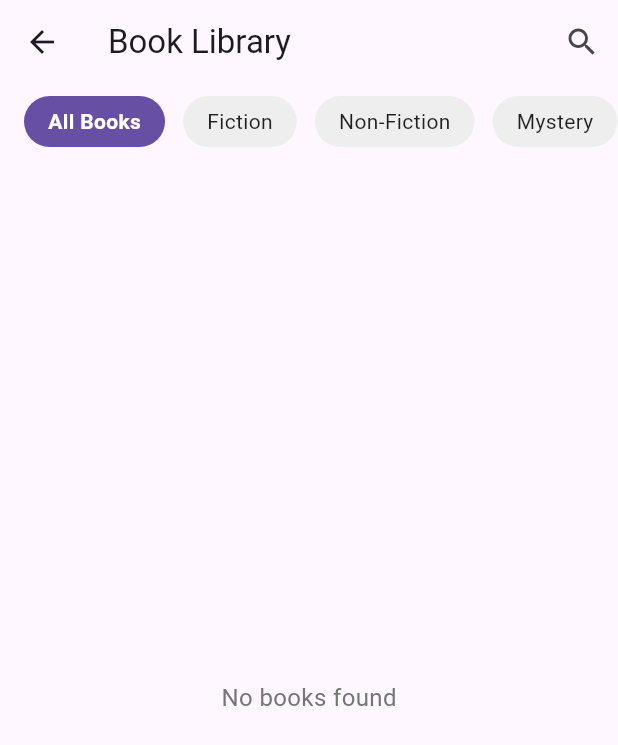
After one commit to Ruhisawant/The-Book-Club, a Flutter app: the LibraryScreen screen opened by its route, on a phone screen of 412 x 824 dp. The commit adds this screen. Shown: the top 745 px of the screen. Run offline on Flutter 3.47's test engine with Material 3 defaults, Android fonts, the light colour scheme and no system bars; our stand-ins replace firebase_core, flutter_rating_bar; accounts and stored records are empty; network calls fail.

Commit message:
Adjusted book data

```diff
--- a/lib/home_screen.dart
+++ b/lib/home_screen.dart
@@ -315,7 +315,7 @@ class HomeScreenState extends State<HomeScreen> with SingleTickerProviderStateMi
                   ),
                 ),
                 SizedBox(
-                  height: 250,
+                  height: 300,
                   child: ListView.builder(
                     padding: EdgeInsets.symmetric(horizontal: 16),
                     scrollDirection: Axis.horizontal,
--- /dev/null
+++ b/lib/library_screen.dart
@@ -0,0 +1,249 @@
+import 'package:flutter/material.dart';
+import '/models/book_data.dart';
+
+class LibraryScreen extends StatefulWidget {
+  const LibraryScreen({super.key});
+
+  @override
+  LibraryScreenState createState() => LibraryScreenState();
+}
+
+class LibraryScreenState extends State<LibraryScreen> {
+  String _currentFilter = 'All Books';
+  final BookData _bookService = BookData();
+  List<Book> _displayedBooks = [];
+  bool _isLoading = true;
+  int _currentPage = 1;  // To keep track of the current page number
+  final int _limit = 20; // Define how many books to load per request
+
+  final List<String> _categories = [
+    'All Books', 'Fiction', 'Non-Fiction', 'Mystery', 'Science Fiction',
+    'Fantasy', 'Biography', 'Self-Help', 'Romance', 'Thriller'
+  ];
+
+  @override
+  void initState() {
+    super.initState();
+    _loadBooks();  // Initially load the books
+  }
+
+  // Load books on init
+  Future<void> _loadBooks() async {
+  setState(() {
+    _isLoading = true;
+    _displayedBooks = [];  // Clear existing books
+    _currentPage = 1;      // Reset to page 1
+  });
+
+  try {
+    // Initial books load
+    final books = await _bookService.searchBooks('bestsellers', startIndex: 0, limit: 40);
+
+    // Set statuses for sample books
+    for (int i = 0; i < books.length; i++) {
+      if (i < 10) {
+        _bookService.updateBookStatus(books[i], 'want_to_read');
+      } else if (i < 20) {
+        _bookService.updateBookStatus(books[i], 'currently_reading');
+      } else if (i < 30) {
+        _bookService.updateBookStatus(books[i], 'finished');
+      }
+    }
+
+    setState(() {
+      _displayedBooks = books;
+    });
+  } catch (e) {
+    ScaffoldMessenger.of(context).showSnackBar(SnackBar(content: Text('Error: $e')));
+  } finally {
+    setState(() {
+      _isLoading = false;
+    });
+  }
+}
+
+
+  // Update displayed books based on the selected filter (with pagination)
+  void _updateDisplayedBooks() {
+    setState(() {
+      _displayedBooks = [];  // Clear displayed books
+      _currentPage = 1;      // Reset to page 1
+    });
+
+    // For all categories, use the same approach
+    _fetchBooksByFilter(_currentFilter);
+  }
+
+  Future<void> _fetchBooksByFilter(String filter) async {
+    setState(() {
+      _isLoading = true;
+    });
+
+    String query;
+    if (filter == 'All Books') {
+      query = 'bestsellers';  // Default query for all books
+    } else {
+      query = 'subject:$filter';  // Subject-based query for categories
+    }
+
+    try {
+      final books = await _bookService.searchBooks(query, page: _currentPage, limit: _limit);
+      setState(() {
+        _displayedBooks = books;
+      });
+    } catch (e) {
+      ScaffoldMessenger.of(context).showSnackBar(SnackBar(content: Text('Error: $e')));
+    } finally {
+      setState(() {
+        _isLoading = false;
+      });
+    }
+  }
+
+  // Fetch more books (for infinite scroll or "Load More" functionality)
+  Future<void> _loadMoreBooks() async {
+  if (_isLoading) return;  // Prevent multiple simultaneous loads
+
+  setState(() {
+    _isLoading = true;
+  });
+
+  _currentPage++; // Increment page to load more books
+
+  String query;
+  if (_currentFilter == 'All Books') {
+    query = 'bestsellers';
+  } else {
+    query = 'subject:$_currentFilter';
+  }
+
+  try {
+    final moreBooks = await _bookService.searchBooks(query, page: _currentPage, limit: _limit);
+
+    if (moreBooks.isNotEmpty) {
+      setState(() {
+        _displayedBooks.addAll(moreBooks); // Add new books to the displayed list
+      });
+    } else {
+      // No more books to load
+      _currentPage--;  // Revert page increment
+      ScaffoldMessenger.of(context).showSnackBar(
+        SnackBar(content: Text('No more books to load'))
+      );
+    }
+  } catch (e) {
+    _currentPage--;  // Revert page increment on error
+    ScaffoldMessenger.of(context).showSnackBar(
+      SnackBar(content: Text('Error loading more books: $e'))
+    );
+  } finally {
+    setState(() {
+      _isLoading = false;
+    });
+  }
+}
+
+  @override
+  Widget build(BuildContext context) {
+    return Scaffold(
+      appBar: AppBar(
+        title: Text('Book Library'),
+        actions: [
+          IconButton(
+            icon: Icon(Icons.search),
+            onPressed: () {
+              ScaffoldMessenger.of(context).showSnackBar(SnackBar(content: Text('Search not implemented yet')));
+            },
+          ),
+        ],
+      ),
+      body: Column(
+        children: [
+          // Category filter
+          Container(
+            height: 50,
+            child: ListView.builder(
+              scrollDirection: Axis.horizontal,
+              padding: EdgeInsets.symmetric(horizontal: 16, vertical: 8),
+              itemCount: _categories.length,
+              itemBuilder: (context, index) {
+                final category = _categories[index];
+                final isSelected = category == _currentFilter;
+                return GestureDetector(
+                  onTap: () {
+                    setState(() {
+                      _currentFilter = category;
+                      _displayedBooks.clear(); // Clear current list when category changes
+                      _currentPage = 1; // Reset to page 1
+                      _updateDisplayedBooks(); // Update displayed books
+                    });
+                  },
+                  child: Container(
+                    margin: EdgeInsets.only(right: 12),
+                    padding: EdgeInsets.symmetric(horizontal: 16),
+                    decoration: BoxDecoration(
+                      color: isSelected ? Theme.of(context).primaryColor : Colors.grey[200],
+                      borderRadius: BorderRadius.circular(20),
+                    ),
+                    alignment: Alignment.center,
+                    child: Text(
+                      category,
+                      style: TextStyle(
+                        color: isSelected ? Colors.white : Colors.black87,
+                        fontWeight: isSelected ? FontWeight.bold : FontWeight.normal,
+                      ),
+                    ),
+                  ),
+                );
+              },
+            ),
+          ),
+
+          // Book grid
+          Expanded(
+            child: _isLoading
+                ? Center(child: CircularProgressIndicator())
+                : _displayedBooks.isEmpty
+                    ? Center(child: Text('No books found', style: TextStyle(fontSize: 16, color: Colors.grey[600])))
+                    : RefreshIndicator(
+                        onRefresh: _loadBooks,
+                        child: NotificationListener<ScrollNotification>(
+                          onNotification: (scrollNotification) {
+                            if (scrollNotification is ScrollUpdateNotification &&
+                                scrollNotification.metrics.pixels == scrollNotification.metrics.maxScrollExtent) {
+                              // User reached the bottom of the list, load more books
+                              _loadMoreBooks();
+                              return true;
+                            }
+                            return false;
+                          },
+                          child: GridView.builder(
+                            padding: EdgeInsets.all(16),
+                            gridDelegate: SliverGridDelegateWithFixedCrossAxisCount(
+                              crossAxisCount: 5,
+                              childAspectRatio: 0.55,
+                              crossAxisSpacing: 12,
+                              mainAxisSpacing: 16,
+                            ),
+                            itemCount: _displayedBooks.length,
+                            itemBuilder: (context, index) {
+                              return BookCard(
+                                book: _displayedBooks[index],
+                                onTap: () => _viewBookDetails(_displayedBooks[index]),
+                                onStatusTap: () {},
+                              );
+                            },
+                          ),
+                        ),
+                      ),
+          ),
+        ],
+      ),
+
+    );
+  }
+
+  void _viewBookDetails(Book book) {
+    Navigator.pushNamed(context, '/book_details', arguments: book);
+  }
+}
--- a/lib/main.dart
+++ b/lib/main.dart
@@ -1,7 +1,8 @@
 import 'package:flutter/material.dart';
 import 'login_screen.dart';
 import 'home_screen.dart';
-import 'book_details.dart';
+import 'library_screen.dart';
+// import 'book_details.dart';
 import 'discussion_boards.dart';
 import 'profile_settings.dart';
 
@@ -26,12 +27,12 @@
           bodyMedium: TextStyle(fontSize: 14.0),
         ),
       ),
-      // Start with the login screen
       initialRoute: '/',
       routes: {
         '/': (context) => LoginScreen(),
         '/home': (context) => HomeScreen(),
-        // '/book_details': (context) => BookDetails(),
+        '/library': (context) => LibraryScreen(),
+        // '/book_details': (context) => BookDetailsScreen(),
         '/discussion': (context) => DiscussionBoards(),
         '/profile': (context) => ProfileSettings(),
       },
--- /dev/null
+++ b/lib/models/book_data.dart
@@ -0,0 +1,334 @@
+import 'package:flutter/material.dart';
+import 'package:http/http.dart' as http;
+import 'dart:convert';
+
+// Book Model
+class Book {
+  final String id;
+  final String title;
+  final String author;
+  final String? coverUrl;
+  final double rating;
+  String status;
+
+  Book({
+    required this.id,
+    required this.title,
+    required this.author,
+    this.coverUrl,
+    this.rating = 4.0,
+    this.status = 'want_to_read',
+  });
+
+  factory Book.fromJson(Map<String, dynamic> json) {
+    final volumeInfo = json['volumeInfo'];
+    return Book(
+      id: json['id'] ?? '',
+      title: volumeInfo['title'] ?? 'No Title',
+      author: (volumeInfo['authors'] as List?)?.first ?? 'Unknown Author',
+      coverUrl: volumeInfo['imageLinks']?['thumbnail'],
+      rating: (volumeInfo['averageRating'] != null)
+          ? (volumeInfo['averageRating'] as num).toDouble()
+          : 4.0,
+      status: 'want_to_read',
+    );
+  }
+}
+
+// Book Data Service
+class BookData {
+  static const String _apiKey = 'AIzaSyCBUlM1xETefpbuj8GyuISrFlGa9m1QWbY';
+  static const String _baseUrl = 'https://www.googleapis.com/books/v1/volumes';
+
+  // Singleton instance
+  static final BookData _instance = BookData._internal();
+
+  // Factory constructor
+  factory BookData() => _instance;
+
+  // Internal constructor
+  BookData._internal();
+
+  // User's book lists
+  final List<Book> _wantToReadBooks = [];
+  final List<Book> _currentlyReadingBooks = [];
+  final List<Book> _finishedBooks = [];
+
+  // Getters for the book lists
+  List<Book> get wantToReadBooks => List.unmodifiable(_wantToReadBooks);
+  List<Book> get currentlyReadingBooks => List.unmodifiable(_currentlyReadingBooks);
+  List<Book> get finishedBooks => List.unmodifiable(_finishedBooks);
+
+  // Get all books from all lists
+  List<Book> get allBooks {
+    final List<Book> books = [];
+    books.addAll(_wantToReadBooks);
+    books.addAll(_currentlyReadingBooks);
+    books.addAll(_finishedBooks);
+    return books;
+  }
+
+  // Loading flag
+  bool _isLoading = false;
+  bool get isLoading => _isLoading;
+
+  // Search Books from Google Books API
+  Future<List<Book>> searchBooks(String query, {int page = 1, int limit = 40, int startIndex = 0}) async {
+  if (query.isEmpty) return [];
+
+  _isLoading = true;
+
+  // If page parameter is provided, calculate startIndex
+  if (startIndex == 0 && page > 1) {
+    startIndex = (page - 1) * limit;
+  }
+
+  try {
+    final response = await http.get(
+      Uri.parse('$_baseUrl?q=$query&startIndex=$startIndex&maxResults=$limit&key=$_apiKey')
+    );
+
+    if (response.statusCode == 200) {
+      final data = json.decode(response.body);
+      final items = data['items'] as List?;
+
+      if (items == null) return [];
+
+      final books = items.map((item) => Book.fromJson(item)).toList();
+
+      for (var book in books) {
+        final existingBook = findBookById(book.id);
+        if (existingBook != null) {
+          book.status = existingBook.status;
+        }
+      }
+
+      return books;
+    }
+  } catch (e) {
+    debugPrint('Error searching books: $e');
+  } finally {
+    _isLoading = false;
+  }
+
+  return [];
+}
+
+  // Get book by ID
+  Book? findBookById(String id) {
+    for (var book in allBooks) {
+      if (book.id == id) return book;
+    }
+    return null;
+  }
+
+  // Update book status
+  void updateBookStatus(Book book, String newStatus) {
+    // Remove from current list
+    _wantToReadBooks.removeWhere((b) => b.id == book.id);
+    _currentlyReadingBooks.removeWhere((b) => b.id == book.id);
+    _finishedBooks.removeWhere((b) => b.id == book.id);
+
+    // Update status
+    book.status = newStatus;
+
+    // Add to new list
+    switch (newStatus) {
+      case 'want_to_read':
+        _wantToReadBooks.add(book);
+        break;
+      case 'currently_reading':
+        _currentlyReadingBooks.add(book);
+        break;
+      case 'finished':
+        _finishedBooks.add(book);
+        break;
+    }
+  }
+
+  // Get trending books (example)
+  Future<List<Book>> getTrendingBooks() async {
+    const query = 'subject:fiction&orderBy=newest';
+
+    try {
+      final response = await http.get(
+        Uri.parse('$_baseUrl?q=$query&maxResults=10&key=$_apiKey')
+      );
+
+      if (response.statusCode == 200) {
+        final data = json.decode(response.body);
+        final items = data['items'] as List?;
+
+        if (items == null) return [];
+
+        return items.map((item) => Book.fromJson(item)).toList();
+      }
+    } catch (e) {
+      debugPrint('Error fetching trending books: $e');
+    }
+
+    return [];
+  }
+
+  // Get book recommendations based on a genre
+  Future<List<Book>> getRecommendedBooks(String genre) async {
+    final query = 'subject:$genre';
+
+    try {
+      final response = await http.get(
+        Uri.parse('$_baseUrl?q=$query&maxResults=10&key=$_apiKey')
+      );
+
+      if (response.statusCode == 200) {
+        final data = json.decode(response.body);
+        final items = data['items'] as List?;
+
+        if (items == null) return [];
+
+        return items.map((item) => Book.fromJson(item)).toList();
+      }
+    } catch (e) {
+      debugPrint('Error fetching recommendations: $e');
+    }
+
+    return [];
+  }
+
+  // Initialize with some sample data
+  Future<void> initializeWithSampleData() async {
+    if (allBooks.isNotEmpty) return;
+
+    final samples = await searchBooks('bestsellers fiction');
+
+    // Add some books to different lists
+    if (samples.isNotEmpty) {
+      for (int i = 0; i < samples.length; i++) {
+        if (i < 3) {
+          updateBookStatus(samples[i], 'want_to_read');
+        } else if (i < 6) {
+          updateBookStatus(samples[i], 'currently_reading');
+        } else if (i < 9) {
+          updateBookStatus(samples[i], 'finished');
+        }
+      }
+    }
+  }
+}
+
+// BookCard widget
+class BookCard extends StatelessWidget {
+  final Book book;
+  final VoidCallback onTap;
+  final VoidCallback onStatusTap;
+
+  const BookCard({
+    required this.book,
+    required this.onTap,
+    required this.onStatusTap,
+    super.key,
+  });
+
+  @override
+  Widget build(BuildContext context) {
+    Color getStatusColor(String status) {
+      switch (status) {
+        case 'want_to_read':
+          return Colors.blue;
+        case 'currently_reading':
+          return Colors.orange;
+        case 'finished':
+          return Colors.green;
+        default:
+          return Colors.grey;
+      }
+    }
+
+    String getStatusText(String status) {
+      switch (status) {
+        case 'want_to_read':
+          return 'Want to Read';
+        case 'currently_reading':
+          return 'Reading Now';
+        case 'finished':
+          return 'Finished';
+        default:
+          return 'Add to List';
+      }
+    }
+
+    return GestureDetector(
+      onTap: onTap,
+      child: Card(
+        elevation: 3,
+        shape: RoundedRectangleBorder(borderRadius: BorderRadius.circular(10)),
+        clipBehavior: Clip.antiAlias,
+        child: Container(
+          padding: EdgeInsets.all(6.0),
+          child: Column(
+            crossAxisAlignment: CrossAxisAlignment.start,
+            children: [
+              // Book Info Section
+              Expanded(
+                child: Column(
+                  crossAxisAlignment: CrossAxisAlignment.start,
+                  children: [
+                    // Title
+                    Text(
+                      book.title,
+                      style: TextStyle(fontWeight: FontWeight.bold, fontSize: 16),
+                      softWrap: true,
+                      overflow: TextOverflow.fade,
+                    ),
+                    SizedBox(height: 2),
+                    // Author
+                    Text(
+                      book.author,
+                      style: TextStyle(fontSize: 14, color: Colors.grey[700]),
+                      softWrap: true,
+                      overflow: TextOverflow.fade,
+                    ),
+                    SizedBox(height: 4),
+                    Row(
+                      children: [
+                        Icon(Icons.star, size: 12, color: Colors.amber),
+                        SizedBox(width: 2),
+                        Text(
+                          book.rating.toString(),
+                          style: TextStyle(fontSize: 14),
+                        ),
+                      ],
+                    ),
+                  ],
+                ),
+              ),
+              // Status Button
+              Padding(
+                padding: const EdgeInsets.symmetric(horizontal: 6.0, vertical: 4),
+                child: InkWell(
+                  onTap: onStatusTap,
+                  child: Container(
+                    width: double.infinity,
+                    padding: EdgeInsets.symmetric(vertical: 3),
+                    decoration: BoxDecoration(
+                      color: getStatusColor(book.status),
+                      borderRadius: BorderRadius.circular(20),
+                    ),
+                    child: Text(
+                      getStatusText(book.status),
+                      textAlign: TextAlign.center,
+                      style: TextStyle(
+                        color: Colors.white,
+                        fontSize: 12,
+                        fontWeight: FontWeight.w500,
+                      ),
+                    ),
+                  ),
+                ),
+              ),
+            ],
+          ),
+        ),
+      ),
+    );
+  }
+}
--- a/pubspec.yaml
+++ b/pubspec.yaml
@@ -36,6 +36,7 @@ dependencies:
   cupertino_icons: ^1.0.8
   flutter_rating_bar: ^4.0.1
   firebase_core: ^3.13.0
+  http: ^1.3.0
 
 dev_dependencies:
   flutter_test:
```
Also changed, not shown: pubspec.lock.
